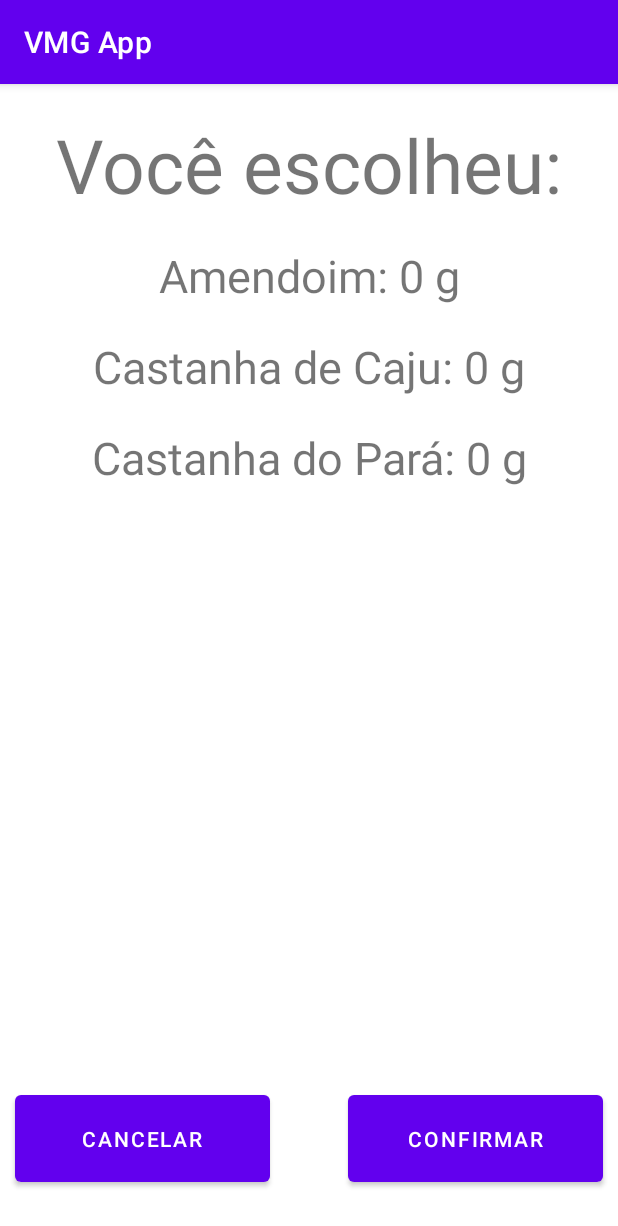
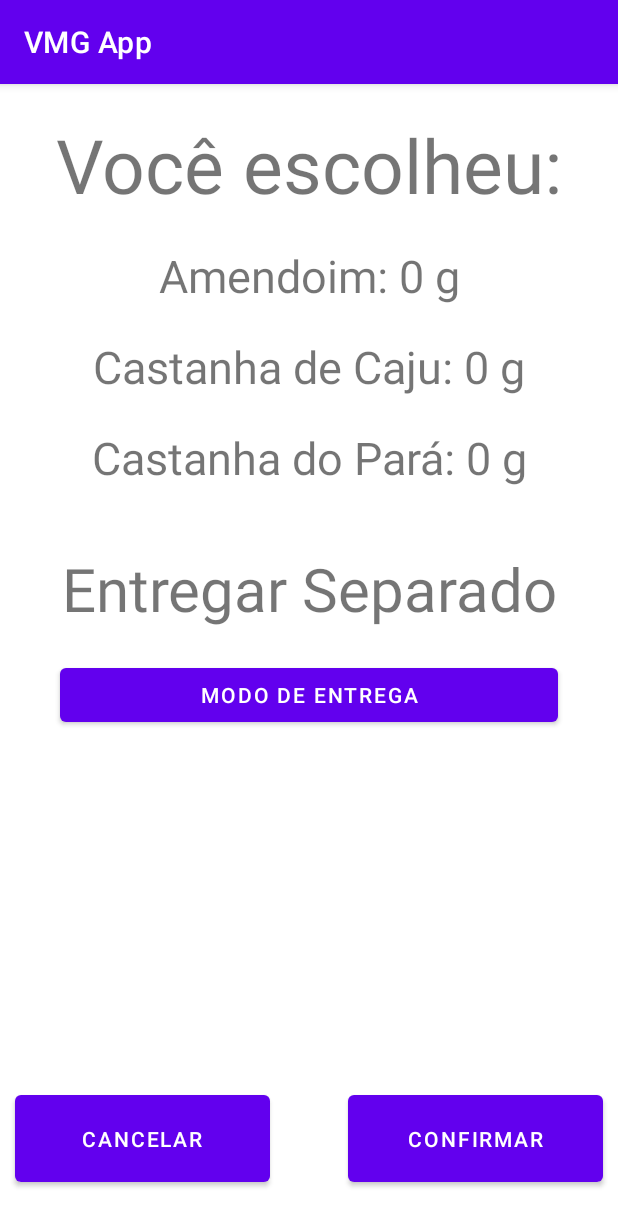
Before and after one commit to Pieraqua/VMG_VendingMachineGranel, an Android app: the ConfirmacaoCompra screen opened directly, with no data from a screen before it, on a phone screen of 412 x 824 dp. Shown: the top 1226 px of the screen. Run offline under Robolectric (Android 15) with nearby library versions, the phone set to English and light mode, and no system bars.

Commit message:
modo separado

```diff
--- a/VmgApp/app/src/main/java/com/example/bluetoothexample/ConfirmacaoCompra.kt
+++ b/VmgApp/app/src/main/java/com/example/bluetoothexample/ConfirmacaoCompra.kt
@@ -22,6 +22,9 @@ class ConfirmacaoCompra : AppCompatActivity() {
         tvAmendoimConfirmacao.text = getString(R.string.valorTotalAmendoim).format(SelecaoProdutos.listaDeProdutos[0].peso)
         tvAmendoimConfirmacao.text = getString(R.string.valorTotalCastanhaCaju).format(SelecaoProdutos.listaDeProdutos[1].peso)
         tvAmendoimConfirmacao.text = getString(R.string.valorTotalCastanhaPara).format(SelecaoProdutos.listaDeProdutos[2].peso)
+
+        configText()
+        configButtons()
 
         bConfirmarCompra.setOnClickListener{
             /* Enviar info para a VMG e esperar o ACK */
@@ -57,6 +60,9 @@ class ConfirmacaoCompra : AppCompatActivity() {
         val bConfirmarCompra: Button = findViewById<Button>(R.id.confirmarCompra)
         val bCancelarCompra: Button = findViewById<Button>(R.id.botaoCancelar)
 
+        configText()
+        configButtons()
+
         tvAmendoimConfirmacao.text = getString(R.string.valorTotalAmendoim).format(SelecaoProdutos.listaDeProdutos[0].peso)
         tvCastanhaCajuConfirmacao.text = getString(R.string.valorTotalCastanhaCaju).format(SelecaoProdutos.listaDeProdutos[1].peso)
         tvCastanhaParaConfirmacao.text = getString(R.string.valorTotalCastanhaPara).format(SelecaoProdutos.listaDeProdutos[2].peso)
@@ -84,7 +90,26 @@ class ConfirmacaoCompra : AppCompatActivity() {
         }
     }
 
+    fun configButtons()
+    {
+        val bModoMisto = findViewById<Button>(R.id.botaoModoMisto)
 
+        bModoMisto.setOnClickListener {
+            SelecaoProdutos.modoMisto = !SelecaoProdutos.modoMisto
+            configText()
+        }
+    }
+
+    fun configText()
+    {
+        val tvModoMisto = findViewById<TextView>(R.id.modoMisto)
+
+        if(SelecaoProdutos.modoMisto == false)
+            tvModoMisto.text = "Entregar Separado"
+        if(SelecaoProdutos.modoMisto == true)
+            tvModoMisto.text = "Entregar Junto"
+
+    }
 
 
 }
--- a/VmgApp/app/src/main/java/com/example/bluetoothexample/SelecaoProdutos.kt
+++ b/VmgApp/app/src/main/java/com/example/bluetoothexample/SelecaoProdutos.kt
@@ -11,6 +11,7 @@ class SelecaoProdutos : AppCompatActivity() {
     companion object ListaProdutos{
         val listaDeProdutos: Array<Produto> =
             Array(3) { Produto(nome = "", peso = 0, escolhido = false) }
+        var modoMisto : Boolean = false
     }
 
     override fun onCreate(savedInstanceState: Bundle?) {
--- a/VmgApp/app/src/main/res/layout/activity_confirmacao_compra.xml
+++ b/VmgApp/app/src/main/res/layout/activity_confirmacao_compra.xml
@@ -47,6 +47,25 @@
         android:layout_marginVertical="20sp"
         app:layout_constraintTop_toTopOf="parent"/>
 
+    <Button
+        android:layout_width="match_parent"
+        android:layout_height="wrap_content"
+        app:layout_constraintTop_toBottomOf="@id/modoMisto"
+        android:text="@string/botaoModoMisto"
+        android:id="@+id/botaoModoMisto"
+        android:layout_marginTop="20sp"
+        android:layout_marginHorizontal="40sp"/>
+
+    <TextView
+        android:layout_width="match_parent"
+        android:layout_height="wrap_content"
+        android:text="@string/modoMisto"
+        android:id="@+id/modoMisto"
+        android:textAlignment="center"
+        android:layout_marginTop="40sp"
+        android:layout_marginHorizontal="20sp"
+        android:textSize="40sp"
+        app:layout_constraintTop_toBottomOf="@id/tvItem3Confirmacao"/>
 
 
     <Button
--- a/VmgApp/app/src/main/res/values/strings.xml
+++ b/VmgApp/app/src/main/res/values/strings.xml
@@ -19,6 +19,8 @@
     <string name="voceEscolheu">Você escolheu:</string>
     <string name="cancelarCompra">Cancelar</string>
     <string name="confirmarCompra">Confirmar</string>
+    <string name="modoMisto">Entregar Separado</string>
+    <string name="botaoModoMisto">Modo de Entrega</string>
 
     /* Tela de conexao */
     <string name="confirmConnect">Conectar</string>
```
